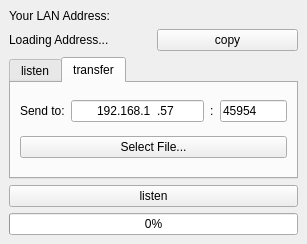
Qt form src/view/view_gui.ui (LeeDoor/p2ptransfer) before a commit.
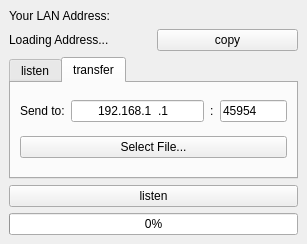
The same form after that commit.

```diff
--- a/src/view/view_gui.ui
+++ b/src/view/view_gui.ui
@@ -119,7 +119,7 @@
                <string>000.000.000.000</string>
               </property>
               <property name="text">
-               <string>192.168.1.57</string>
+               <string>192.168.1.1</string>
               </property>
               <property name="alignment">
                <set>Qt::AlignmentFlag::AlignCenter</set>
```
